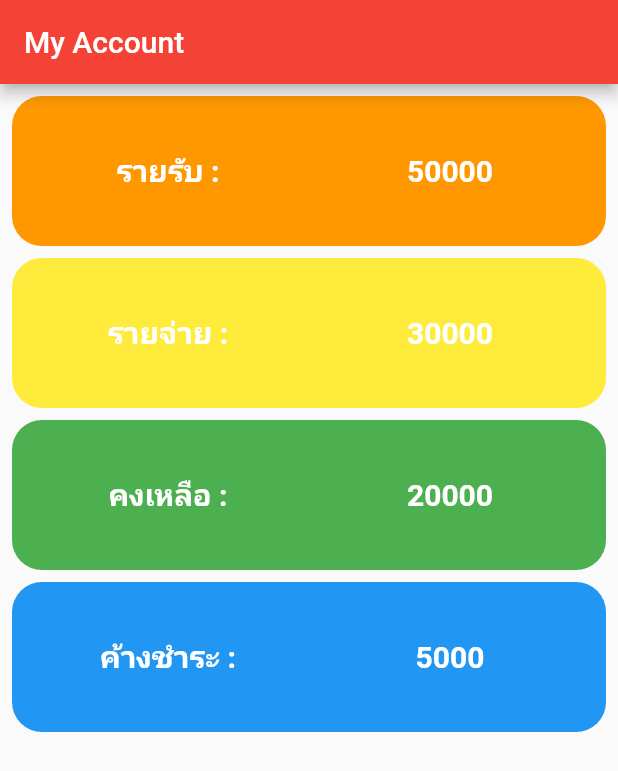
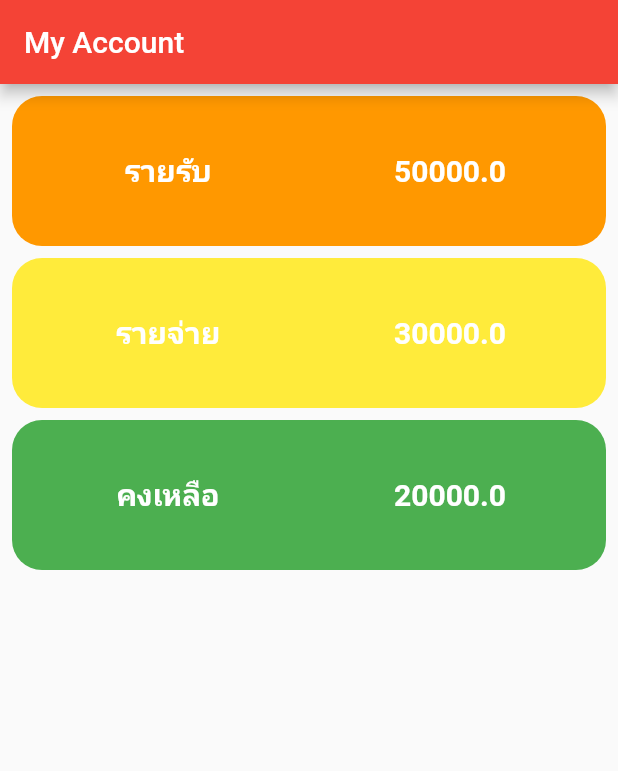
Before and after one commit to sarawut-bank/Appsara, a Flutter app: the screen it shows after launch, on a phone screen of 412 x 824 dp. Shown: the top 771 px of the screen. Run offline on Flutter 3.47's test engine with Material 2 defaults, Android fonts, the phone set to English and light mode, and no system bars.

Commit message:
create widget original use class

```diff
--- /dev/null
+++ b/lib/MoneyBox.dart
@@ -0,0 +1,46 @@
+import 'package:flutter/material.dart';
+
+//container ต้นแบบ
+class MoneyBox extends StatelessWidget {
+  String title;
+  double amount;
+  Color color;
+  double size;
+
+  MoneyBox(this.title, this.amount, this.color, this.size);
+
+  @override
+  Widget build(BuildContext context) {
+    return Container(
+      padding: const EdgeInsets.all(10.0),
+      decoration:
+          BoxDecoration(color: color, borderRadius: BorderRadius.circular(20)),
+      height: size,
+      child: Row(
+        crossAxisAlignment: CrossAxisAlignment.center,
+        children: [
+          Expanded(
+            child: Text(
+              title,
+              style: TextStyle(
+                  fontSize: 20,
+                  color: Colors.white,
+                  fontWeight: FontWeight.bold),
+              textAlign: TextAlign.center,
+            ),
+          ),
+          Expanded(
+            child: Text(
+              amount.toString(),
+              style: TextStyle(
+                  fontSize: 20,
+                  color: Colors.white,
+                  fontWeight: FontWeight.bold),
+              textAlign: TextAlign.center,
+            ),
+          )
+        ],
+      ),
+    );
+  }
+}
--- a/lib/main.dart
+++ b/lib/main.dart
@@ -1,5 +1,6 @@
 import 'package:flutter/material.dart';
 import 'FoodMenu.dart';
+import 'MoneyBox.dart';
 
 void main() {
   runApp(MyApp());
@@ -34,143 +35,15 @@ class _MyHomepageState extends State<MyHomepage> {
           padding: const EdgeInsets.all(8.0),
           child: Column(
             children: [
-              Container(
-                padding: const EdgeInsets.all(10.0),
-                decoration: BoxDecoration(
-                    color: Colors.orange,
-                    borderRadius: BorderRadius.circular(20)),
-                height: 100,
-                child: Row(
-                  crossAxisAlignment: CrossAxisAlignment.center,
-                  children: [
-                    Expanded(
-                      child: Text(
-                        "รายรับ :",
-                        style: TextStyle(
-                            fontSize: 20,
-                            color: Colors.white,
-                            fontWeight: FontWeight.bold),
-                        textAlign: TextAlign.center,
-                      ),
-                    ),
-                    Expanded(
-                      child: Text(
-                        "50000",
-                        style: TextStyle(
-                            fontSize: 20,
-                            color: Colors.white,
-                            fontWeight: FontWeight.bold),
-                        textAlign: TextAlign.center,
-                      ),
-                    )
-                  ],
-                ),
-              ),
+              MoneyBox("รายรับ", 50000, Colors.orange, 100),
               SizedBox(
                 height: 8,
               ),
-              Container(
-                padding: const EdgeInsets.all(10.0),
-                decoration: BoxDecoration(
-                    color: Colors.yellow,
-                    borderRadius: BorderRadius.circular(20)),
-                height: 100,
-                child: Row(
-                  crossAxisAlignment: CrossAxisAlignment.center,
-                  children: [
-                    Expanded(
-                      child: Text(
-                        "รายจ่าย :",
-                        style: TextStyle(
-                            fontSize: 20,
-                            color: Colors.white,
-                            fontWeight: FontWeight.bold),
-                        textAlign: TextAlign.center,
-                      ),
-                    ),
-                    Expanded(
-                      child: Text(
-                        "30000",
-                        style: TextStyle(
-                            fontSize: 20,
-                            color: Colors.white,
-                            fontWeight: FontWeight.bold),
-                        textAlign: TextAlign.center,
-                      ),
-                    )
-                  ],
-                ),
-              ),
+              MoneyBox("รายจ่าย", 30000, Colors.yellow, 100),
               SizedBox(
                 height: 8,
               ),
-              Container(
-                padding: const EdgeInsets.all(10.0),
-                decoration: BoxDecoration(
-                    color: Colors.green,
-                    borderRadius: BorderRadius.circular(20)),
-                height: 100,
-                child: Row(
-                  crossAxisAlignment: CrossAxisAlignment.center,
-                  children: [
-                    Expanded(
-                      child: Text(
-                        "คงเหลือ :",
-                        style: TextStyle(
-                            fontSize: 20,
-                            color: Colors.white,
-                            fontWeight: FontWeight.bold),
-                        textAlign: TextAlign.center,
-                      ),
-                    ),
-                    Expanded(
-                      child: Text(
-                        "20000",
-                        style: TextStyle(
-                            fontSize: 20,
-                            color: Colors.white,
-                            fontWeight: FontWeight.bold),
-                        textAlign: TextAlign.center,
-                      ),
-                    )
-                  ],
-                ),
-              ),
-              SizedBox(
-                height: 8,
-              ),
-              Container(
-                padding: const EdgeInsets.all(10.0),
-                decoration: BoxDecoration(
-                    color: Colors.blue,
-                    borderRadius: BorderRadius.circular(20)),
-                height: 100,
-                child: Row(
-                  crossAxisAlignment: CrossAxisAlignment.center,
-                  children: [
-                    Expanded(
-                      child: Text(
-                        "ค้างชำระ :",
-                        style: TextStyle(
-                            fontSize: 20,
-                            color: Colors.white,
-                            fontWeight: FontWeight.bold),
-                        textAlign: TextAlign.center,
-                      ),
-                    ),
-                    Expanded(
-                      child: Text(
-                        "5000",
-                        style: TextStyle(
-                            fontSize: 20,
-                            color: Colors.white,
-                            fontWeight: FontWeight.bold),
-                        textAlign: TextAlign.center,
-                      ),
-                    )
-                  ],
-                ),
-              ),
+              MoneyBox("คงเหลือ", 20000, Colors.green, 100),
             ],
           ),
         ));
```
